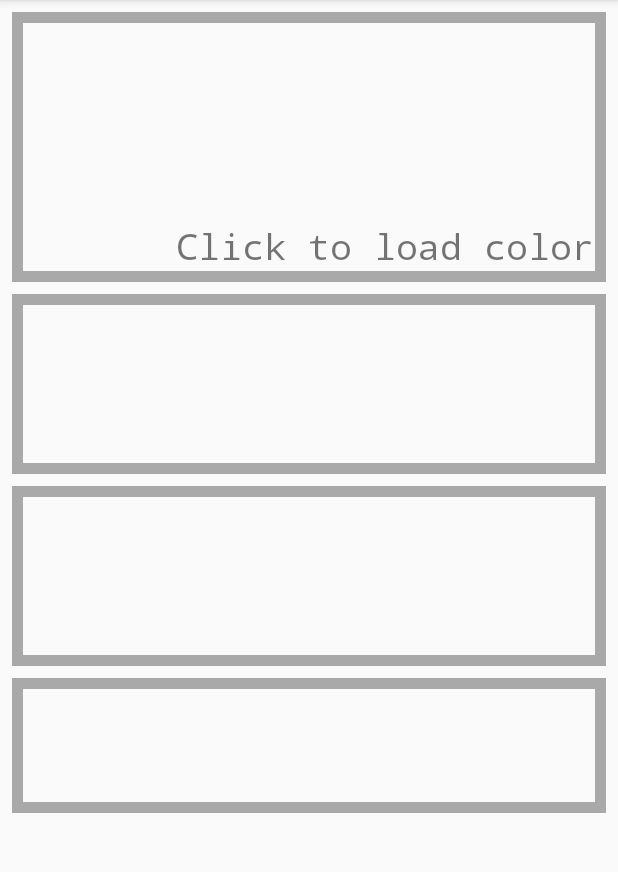
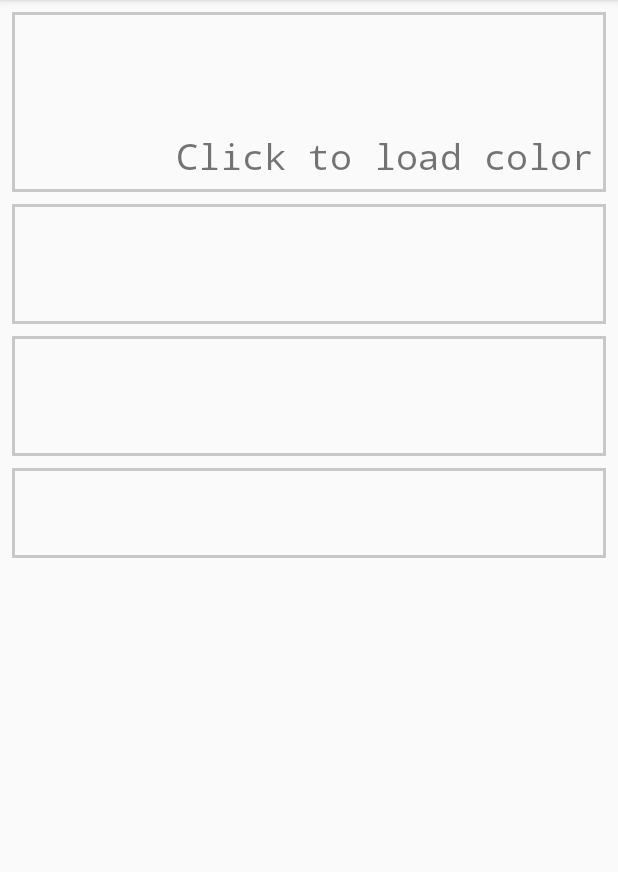
Before and after one commit to ekelseya/PaletteDesign, an Android app: the BuildSplash screen opened directly, with no data from a screen before it, on a phone screen of 412 x 824 dp, the part 84-956 px from its top. Run offline under Robolectric (Android 15) with nearby library versions, the phone set to English and light mode, and no system bars.

Commit message:
Testing Drawables

```diff
--- /dev/null
+++ b/app/src/main/res/drawable/accent.xml
@@ -0,0 +1,8 @@
+<shape xmlns:android="http://schemas.android.com/apk/res/android"
+       android:shape="rectangle">
+    <size
+            android:height="@dimen/splash_accent_height"/>
+    <stroke
+            android:width="2dp"
+            android:color="#C8C8C8"/>
+</shape>
--- /dev/null
+++ b/app/src/main/res/drawable/primary.xml
@@ -0,0 +1,8 @@
+<shape xmlns:android="http://schemas.android.com/apk/res/android"
+       android:shape="rectangle">
+    <size
+        android:height="@dimen/splash_primary_height"/>
+    <stroke
+        android:width="2dp"
+        android:color="#C8C8C8"/>
+</shape>
--- /dev/null
+++ b/app/src/main/res/drawable/secondary_tertiary.xml
@@ -0,0 +1,8 @@
+<shape xmlns:android="http://schemas.android.com/apk/res/android"
+       android:shape="rectangle">
+    <size
+            android:height="@dimen/splash_sec_ter_height"/>
+    <stroke
+            android:width="2dp"
+            android:color="#C8C8C8"/>
+</shape>
--- a/app/src/main/res/layout/build_splash.xml
+++ b/app/src/main/res/layout/build_splash.xml
@@ -9,7 +9,7 @@
     <ImageView
             android:id="@+id/build_color_1"
             android:layout_width="0dp"
-            android:layout_height="180dp"
+            android:layout_height="@dimen/splash_primary_height"
             app:layout_constraintEnd_toEndOf="parent"
             app:layout_constraintStart_toStartOf="parent"
             app:layout_constraintBottom_toBottomOf="parent"
@@ -20,7 +20,7 @@
             app:layout_constraintVertical_bias="0.0"
             app:layout_constraintHorizontal_bias="0.0"
             android:contentDescription="@string/primary_color"
-            android:background="@drawable/border"
+            android:background="@drawable/primary"
             android:clickable="true" android:focusable="true"/>
     <TextView
             android:id="@+id/color_label_1"
@@ -74,7 +74,7 @@
     <ImageView
             android:id="@+id/build_color_2"
             android:layout_width="0dp"
-            android:layout_height="120dp"
+            android:layout_height="@dimen/splash_sec_ter_height"
             app:layout_constraintEnd_toEndOf="parent"
             app:layout_constraintStart_toStartOf="parent"
             app:layout_constraintBottom_toBottomOf="parent"
@@ -83,7 +83,7 @@
             android:layout_marginLeft="8dp" android:layout_marginStart="8dp"
             android:layout_marginTop="8dp" android:layout_marginBottom="8dp"
             app:layout_constraintVertical_bias="0.0"
-            android:background="@drawable/border"
+            android:background="@drawable/secondary_tertiary"
             android:contentDescription="@string/secondary_color"/>
     <TextView
             android:id="@+id/color_label_2"
@@ -138,7 +138,7 @@
     <ImageView
             android:id="@+id/build_color_3"
             android:layout_width="0dp"
-            android:layout_height="120dp"
+            android:layout_height="@dimen/splash_sec_ter_height"
             app:layout_constraintEnd_toEndOf="parent"
             app:layout_constraintStart_toStartOf="parent"
             app:layout_constraintBottom_toBottomOf="parent"
@@ -148,7 +148,7 @@
             android:layout_marginTop="8dp" android:layout_marginBottom="8dp"
             app:layout_constraintVertical_bias="0.0"
             android:contentDescription="@string/accent_color"
-            android:background="@drawable/border"/>
+            android:background="@drawable/secondary_tertiary"/>
     <TextView
             android:id="@+id/color_label_3"
             android:text="@string/click_to_load_color"
@@ -200,7 +200,7 @@
     <ImageView
             android:id="@+id/build_color_4"
             android:layout_width="0dp"
-            android:layout_height="90dp"
+            android:layout_height="@dimen/splash_accent_height"
             app:layout_constraintEnd_toEndOf="parent"
             app:layout_constraintStart_toStartOf="parent"
             app:layout_constraintBottom_toBottomOf="parent"
@@ -210,7 +210,7 @@
             android:layout_marginTop="8dp" android:layout_marginBottom="8dp"
             app:layout_constraintVertical_bias="0.0"
             android:contentDescription="@string/accent_color"
-            android:background="@drawable/border"/>
+            android:background="@drawable/accent"/>
     <TextView
             android:id="@+id/color_label_4"
             android:text="@string/click_to_load_color"
--- a/app/src/main/res/layout/get_image.xml
+++ b/app/src/main/res/layout/get_image.xml
@@ -44,7 +44,7 @@
             android:layout_marginTop="8dp"
             app:layout_constraintTop_toBottomOf="@+id/image_button" app:layout_constraintStart_toStartOf="parent"
             android:layout_marginLeft="8dp" android:layout_marginStart="8dp" app:layout_constraintEnd_toEndOf="parent"
-            android:layout_marginEnd="8dp" android:layout_marginRight="8dp" app:layout_constraintHorizontal_bias="1.0"
+            android:layout_marginEnd="8dp" android:layout_marginRight="8dp"
             android:layout_marginBottom="8dp" app:layout_constraintBottom_toBottomOf="parent"
             app:layout_constraintVertical_bias="0.0"
             android:visibility="invisible"/>
--- a/app/src/main/res/values/dimens.xml
+++ b/app/src/main/res/values/dimens.xml
@@ -5,4 +5,8 @@
     <dimen name="nav_header_vertical_spacing">8dp</dimen>
     <dimen name="nav_header_height">176dp</dimen>
     <dimen name="fab_margin">16dp</dimen>
+    <dimen name="splash_primary_height">120dp</dimen>
+    <dimen name="splash_sec_ter_height">80dp</dimen>
+    <dimen name="splash_accent_height">60dp</dimen>
+    <dimen name="block_height">240dp</dimen>
 </resources>
```
Also changed, not shown: app/src/main/res/layout/fragment_palette_view.xml (added, +54 -0 lines).
